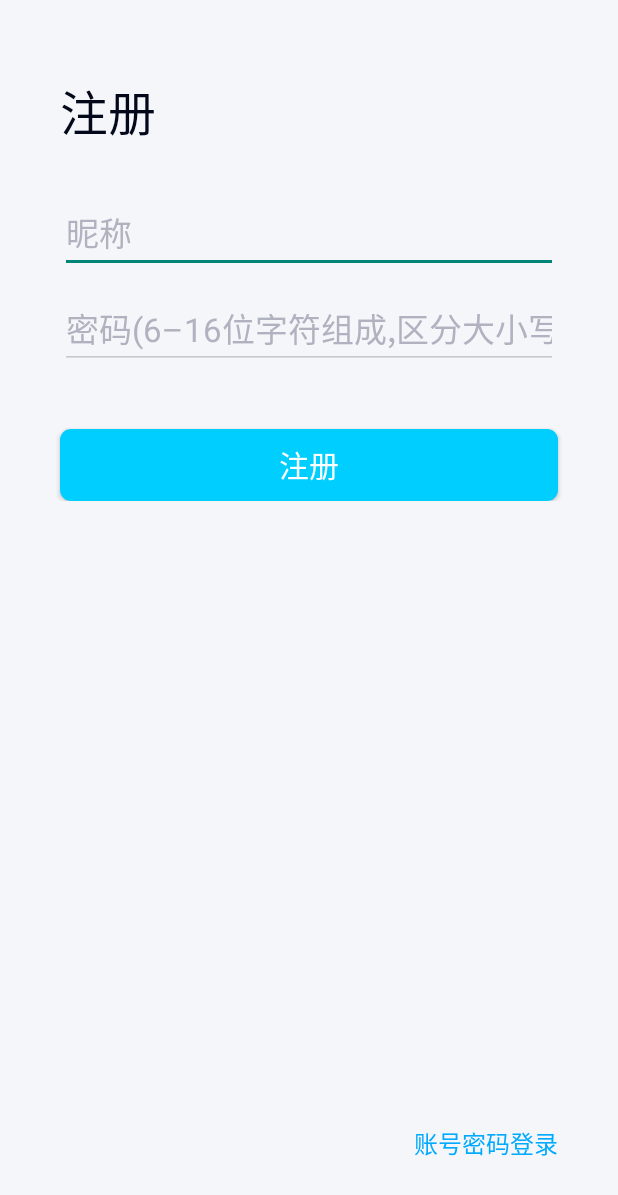
After one commit to Geinu666/TepTep, an Android app: the SignupActivity screen opened directly, with no data from a screen before it, on a phone screen of 412 x 824 dp. The commit adds this screen. Shown: the top 1195 px of the screen. Run offline under Robolectric (Android 15) with nearby library versions, the phone set to English and light mode, and no system bars.

Commit message:
3.0
写了点登陆注册，简单封装了下WebView的设置

```diff
--- a/SplashDemo/app/src/main/java/com/example/splashdemo/MainActivity.java
+++ b/SplashDemo/app/src/main/java/com/example/splashdemo/MainActivity.java
@@ -35,7 +35,7 @@ public class MainActivity extends AppCompatActivity {
     }
     public void onClick(View v){
         Log.i("press", "true");
-        Intent intent = new Intent(MainActivity.this, TempActivity.class);
+        Intent intent = new Intent(MainActivity.this, LoginActivity.class);
         startActivity(intent);
     }
 }
--- /dev/null
+++ b/SplashDemo/app/src/main/java/com/example/splashdemo/SignupActivity.java
@@ -0,0 +1,72 @@
+package com.example.splashdemo;
+
+import androidx.appcompat.app.AppCompatActivity;
+
+import android.content.Intent;
+import android.os.Bundle;
+import android.view.View;
+import android.widget.Button;
+import android.widget.EditText;
+import android.widget.TextView;
+import android.widget.Toast;
+
+public class SignupActivity extends AppCompatActivity {
+    private EditText signupAct;
+    private EditText signupPsd;
+    private Button signupButton;
+    private TextView normalLogin;
+    private String act;
+    private String psw;
+    @Override
+    protected void onCreate(Bundle savedInstanceState) {
+        super.onCreate(savedInstanceState);
+        setContentView(R.layout.activity_signup);
+        signupAct = (EditText) findViewById(R.id.accountSignupText);
+        signupPsd = (EditText) findViewById(R.id.passwordSignupText);
+        signupButton = (Button) findViewById(R.id.signupButton);
+        normalLogin = (TextView) findViewById(R.id.normalLogin);
+        //结束Activity
+        normalLogin.setOnClickListener(new View.OnClickListener() {
+            @Override
+            public void onClick(View v) {
+                finish();
+            }
+        });
+
+    }
+
+    public void onClick(View view){
+        if(emptyJudge()) {
+            signupJudge();
+        }
+    }
+
+    /**
+     * EditText判空
+     * @return true代表不空
+     */
+    public boolean emptyJudge(){
+        act = signupAct.getText().toString().trim();
+        psw = signupPsd.getText().toString().trim();
+        if(act.equals("")){
+            Toast.makeText(this, "请输入账号", Toast.LENGTH_SHORT).show();
+            return false;
+        } else if (psw.equals("")){
+            Toast.makeText(this, "请输入密码", Toast.LENGTH_SHORT).show();
+            return false;
+        } else {
+            return true;
+        }
+    }
+
+    /**
+     * 发后端请求进行注册
+     */
+    public void signupJudge(){
+        act = signupAct.getText().toString().trim();
+        psw = signupPsd.getText().toString().trim();
+        // TODO: 2021/6/22 未完注册判定
+        LoginActivity.instance.finish();
+        finish();
+    }
+}
--- /dev/null
+++ b/SplashDemo/app/src/main/res/layout/activity_signup.xml
@@ -0,0 +1,81 @@
+<?xml version="1.0" encoding="utf-8"?>
+<RelativeLayout xmlns:android="http://schemas.android.com/apk/res/android"
+    xmlns:tools="http://schemas.android.com/tools"
+    android:layout_width="match_parent"
+    android:layout_height="match_parent"
+    android:background="@color/login_background"
+    tools:context=".SignupActivity">
+
+    <LinearLayout
+        android:layout_width="match_parent"
+        android:layout_marginTop="50dp"
+        android:orientation="vertical"
+        android:layout_height="wrap_content">
+        <TextView
+            android:layout_width="wrap_content"
+            android:layout_height="wrap_content"
+            android:layout_marginLeft="40dp"
+            android:text="@string/signup_title"
+            android:textColor="@color/login_title"
+            android:textSize="32sp"/>
+
+        <EditText
+            android:id="@+id/accountSignupText"
+            android:layout_width="match_parent"
+            android:layout_height="match_parent"
+            android:layout_marginTop="30dp"
+            android:layout_marginLeft="40dp"
+            android:layout_marginRight="40dp"
+            android:maxLines="1"
+            android:inputType="number"
+            android:hint="@string/signup_nickname"
+            android:textColorHint="@color/hint_color"
+            android:theme="@style/EditTextUnderline"
+            android:textSize="22sp"/>
+
+        <EditText
+            android:id="@+id/passwordSignupText"
+            android:layout_width="match_parent"
+            android:layout_height="match_parent"
+            android:layout_marginLeft="40dp"
+            android:layout_marginRight="40dp"
+            android:layout_marginTop="10dp"
+            android:maxLines="1"
+            android:hint="@string/signup_password"
+            android:textColorHint="@color/hint_color"
+            android:theme="@style/EditTextUnderline"
+            android:inputType="textPassword"
+            android:textSize="22sp"/>
+        <Button
+            android:id="@+id/signupButton"
+            android:layout_width="match_parent"
+            android:layout_height="wrap_content"
+            android:background="@drawable/login_button_shape"
+            android:text="@string/signup_title"
+            android:onClick="onClick"
+            android:textSize="20sp"
+            android:layout_marginTop="40dp"
+            android:layout_marginLeft="40dp"
+            android:layout_marginRight="40dp"
+            android:textColor="@color/button_white"/>
+
+    </LinearLayout>
+    <RelativeLayout
+        android:layout_marginTop="10dp"
+        android:layout_width="match_parent"
+        android:layout_height="wrap_content"
+        android:layout_alignParentBottom="true"
+        android:layout_marginBottom="50dp">
+        <TextView
+            android:id="@+id/normalLogin"
+            android:layout_width="wrap_content"
+            android:layout_height="wrap_content"
+            android:text="@string/normal_login"
+            android:clickable="true"
+            android:focusable="true"
+            android:layout_marginEnd="40dp"
+            android:layout_alignParentRight="true"
+            android:textColor="#00aaff"
+            android:textSize="16dp"/>
+    </RelativeLayout>
+</RelativeLayout>
--- a/SplashDemo/app/src/main/res/layout/fragment_home.xml
+++ b/SplashDemo/app/src/main/res/layout/fragment_home.xml
@@ -9,7 +9,7 @@
         android:layout_width="wrap_content"
         android:layout_height="wrap_content"
         android:id="@+id/newActivity"
-        android:text="press"
+        android:text="测试登录注册界面"
         android:layout_centerInParent="true"
         android:onClick="onClick"
         />
--- a/SplashDemo/app/src/main/res/values/strings.xml
+++ b/SplashDemo/app/src/main/res/values/strings.xml
@@ -7,6 +7,12 @@
     <string name="login_title">登录</string>
     <string name="login_hint1">邮箱/手机号/账号</string>
     <string name="login_hint2">登录密码</string>
+    <string name="user_signup">用户注册</string>
+    <string name="signup_title">注册</string>
+    <string name="signup_nickname">昵称</string>
+    <string name="signup_password">密码(6–16位字符组成,区分大小写)</string>
+    <string name="normal_login">账号密码登录</string>
+    <string name="login_only_can_input">abcdefghijklmnopqrstuvwxyzABCDEFGHIJKLMNOPQRSTUVWXYZ1234567890</string>
     <!-- TODO: Remove or change this placeholder text -->
     <string name="hello_blank_fragment">Hello blank fragment</string>
 </resources>
```
Also changed, not shown: SplashDemo/app/src/main/AndroidManifest.xml (+5 -3 lines), SplashDemo/app/src/main/java/com/example/splashdemo/LoginActivity.java (added, +82 -0 lines), SplashDemo/app/src/main/java/com/example/splashdemo/TempActivity.java (+2 -27 lines), SplashDemo/app/src/main/java/com/example/splashdemo/WebUtil.java (added, +71 -0 lines), SplashDemo/app/src/main/java/com/example/splashdemo/ui/HomeFragment.java (+1 -12 lines), SplashDemo/app/src/main/java/com/example/splashdemo/ui/PersonalFragment.java (+12 -5 lines), SplashDemo/app/src/main/res/layout/activity_login.xml (added, +88 -0 lines), SplashDemo/app/src/main/res/layout/fragment_personal.xml (+5 -75 lines).
